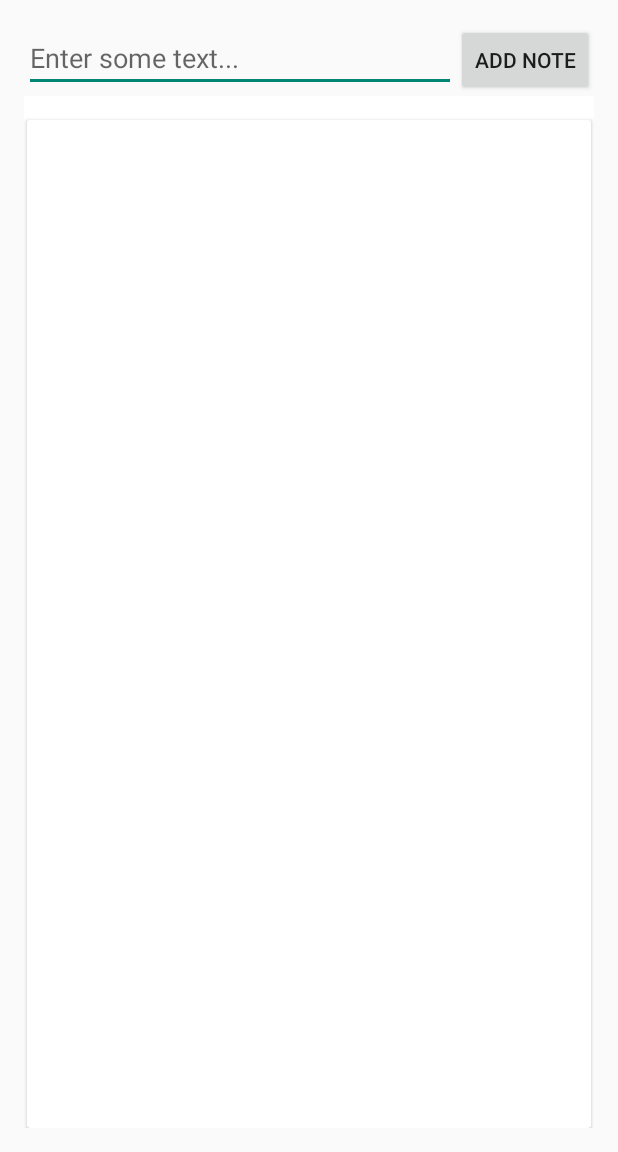
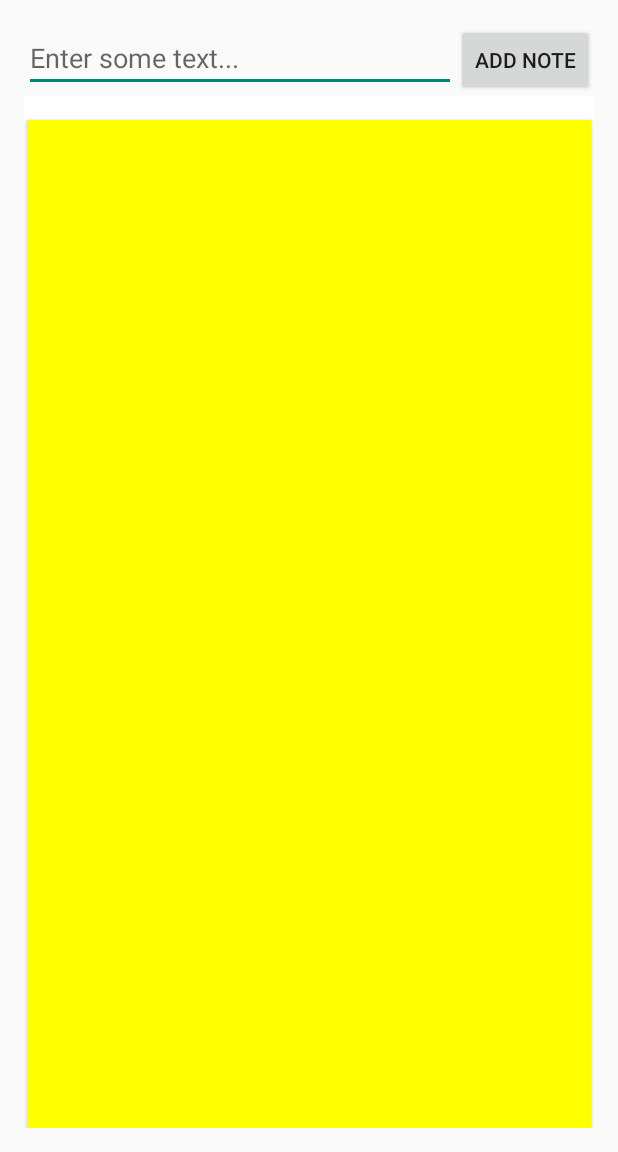
Before and after one commit to haowei01/android_mynotes, an Android app: the screen it shows after launch (MainActivity), after a tap on "ADD NOTE", on a phone screen of 412 x 824 dp, the part 84-1236 px from its top. Run offline under Robolectric (Android 15) with nearby library versions, the phone set to English and light mode, and no system bars.

Commit message:
set foreground color by re-create view holder

```diff
--- a/app/src/main/java/com/thinkful/mynotes/MainActivity.java
+++ b/app/src/main/java/com/thinkful/mynotes/MainActivity.java
@@ -29,6 +29,7 @@ public class MainActivity extends AppCompatActivity {
     private NoteListItemAdapter mAdapter;
     private Button mButton;
     private EditText mEditText;
+    private int foregroundColor = Color.WHITE;
 
     @Override
     protected void onCreate(Bundle savedInstanceState) {
@@ -41,10 +42,13 @@ public class MainActivity extends AppCompatActivity {
         setSupportActionBar(toolbar);
 
         mRecyclerView = (RecyclerView) findViewById(R.id.recycler_view);
+
+        setColor();
+
         mLayoutManager = new LinearLayoutManager(this);
         mRecyclerView.setLayoutManager(mLayoutManager);
         mRecyclerView.setItemAnimator(new DefaultItemAnimator());
-        mAdapter = new NoteListItemAdapter(this, mRecyclerView);
+        mAdapter = new NoteListItemAdapter(this, mRecyclerView, foregroundColor);
         mRecyclerView.setAdapter(mAdapter);
 
         mEditText = (EditText) findViewById(R.id.edit_text);
@@ -63,7 +67,6 @@ public class MainActivity extends AppCompatActivity {
             }
         });
 
-        setColor();
     }
 
     @Override
@@ -77,6 +80,8 @@ public class MainActivity extends AppCompatActivity {
             }
         } else if (resultCode == RESULT_OK && requestCode == 2) {
             setColor();
+            mAdapter = new NoteListItemAdapter(MainActivity.this, mRecyclerView, foregroundColor);
+            mRecyclerView.setAdapter(mAdapter);
         }
     }
 
@@ -126,16 +131,16 @@ public class MainActivity extends AppCompatActivity {
             mRecyclerView.setBackgroundColor(Color.WHITE);
         }
 
-//
-
-        /*color = prefs.getString("NOTE_FORE_COLOR", "G");
-        if(color.toUpperCase().contains("G")){
-            mRecyclerView.setBackgroundColor(Color.GREEN);
-        }else if(color.toUpperCase().contains("R")){
-            mRecyclerView.setBackgroundColor(Color.RED);
-        }else{
-            mRecyclerView.setBackgroundColor(Color.WHITE);
-        }*/
+        color = prefs.getString("NOTE_FORE_COLOR", "Y");
+        if (color.toUpperCase().contains("P")){
+            foregroundColor = Color.MAGENTA;
+        } else if (color.toUpperCase().contains("G")){
+            foregroundColor = Color.GRAY;
+        } else if (color.toUpperCase().contains("B")){
+            foregroundColor = Color.BLACK;
+        } else {
+            foregroundColor = Color.YELLOW;
+        }
     }
 
     @Override
--- a/app/src/main/java/com/thinkful/mynotes/NoteListItemAdapter.java
+++ b/app/src/main/java/com/thinkful/mynotes/NoteListItemAdapter.java
@@ -22,10 +22,12 @@ public class NoteListItemAdapter extends RecyclerView.Adapter<NoteListItemAdapte
     private Context mContext;
     private RecyclerView mRecyclerView;
     private List<NoteListItem> mNoteListItems = new ArrayList<NoteListItem>();
+    private int color;
 
-    public NoteListItemAdapter(Context context, RecyclerView recyclerView) {
+    public NoteListItemAdapter(Context context, RecyclerView recyclerView, int color) {
         this.mContext = context;
         this.mRecyclerView = recyclerView;
+        this.color = color;
         NoteDAO noteDAO = new NoteDAO(context);
         mNoteListItems = noteDAO.list();
     }
@@ -45,6 +47,7 @@ public class NoteListItemAdapter extends RecyclerView.Adapter<NoteListItemAdapte
     @Override
     public ViewHolder onCreateViewHolder(ViewGroup viewGroup, int i) {
         View v = LayoutInflater.from(mContext).inflate(R.layout.note_list_item, viewGroup, false);
+        v.setBackgroundColor(this.color);
 
         v.setOnClickListener(new View.OnClickListener() {
             @Override
```
